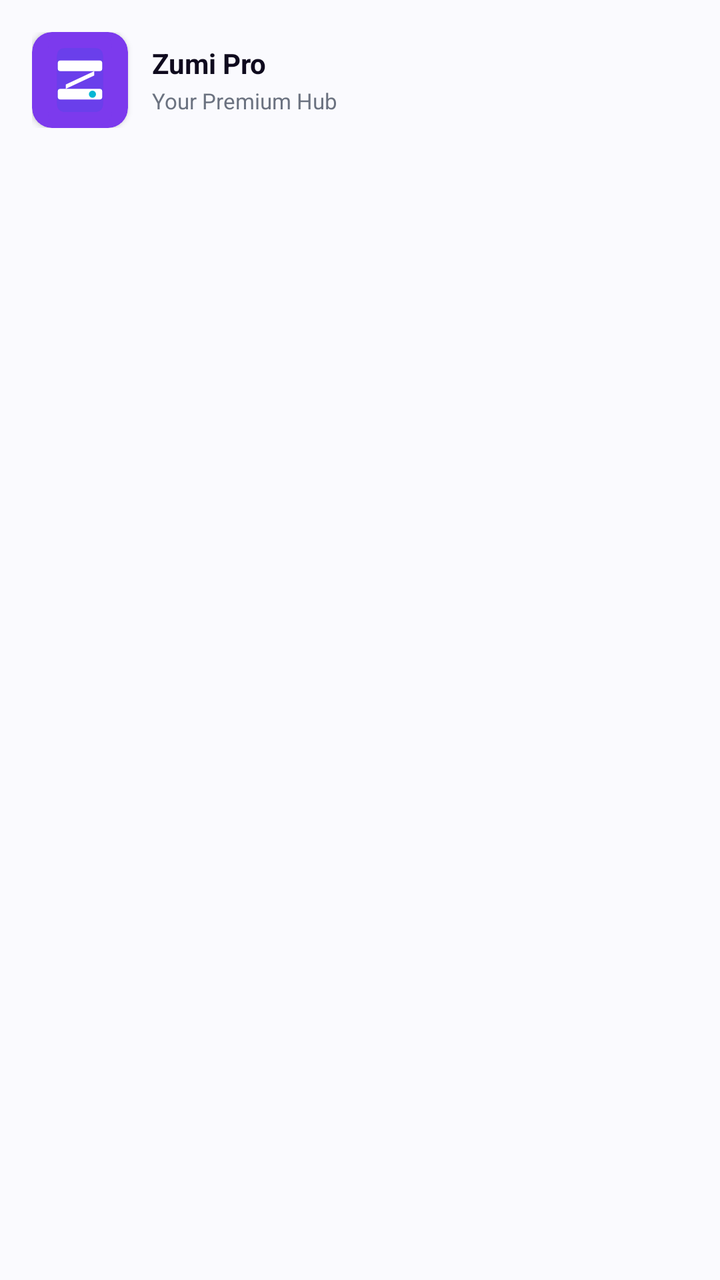
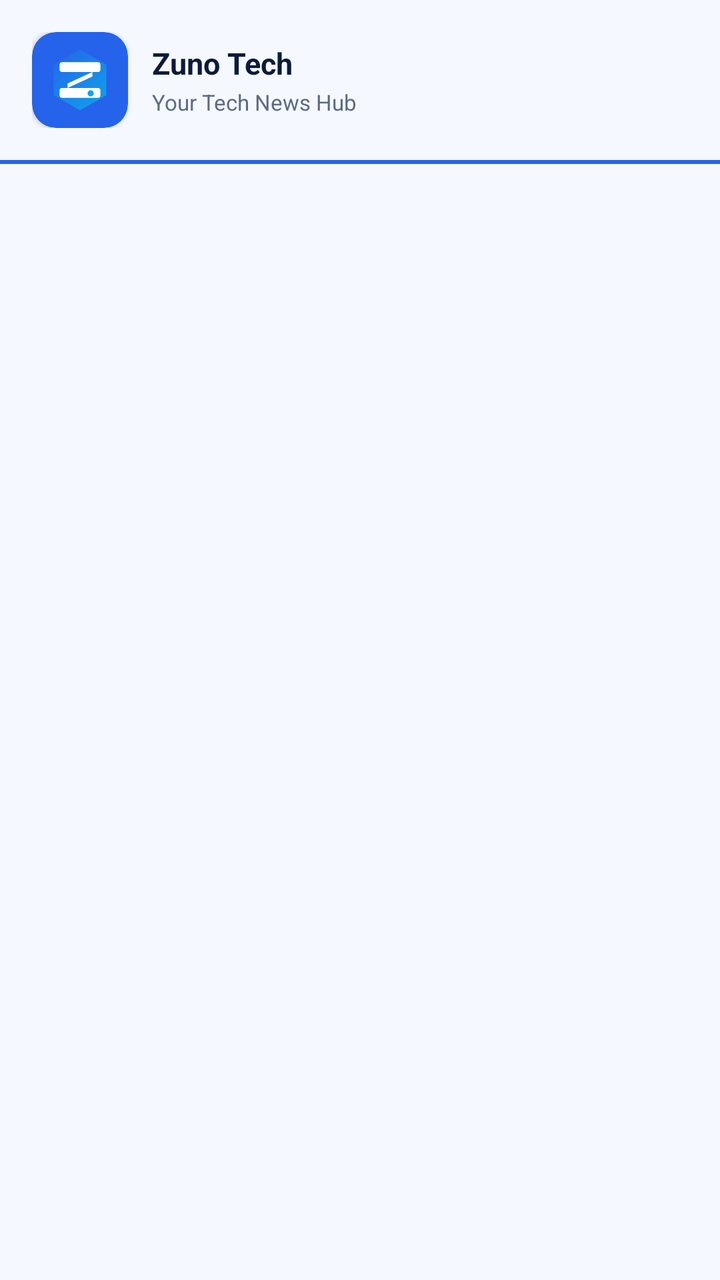

The first picture is an Android layout as it rendered before a commit; the second is the same layout after the commit. The layout source and the unified diff follow.
<!-- AndroidManifest.xml: application theme AppTheme -->
<!-- res/layout/row_nav_header.xml -->
<?xml version="1.0" encoding="utf-8"?>
<LinearLayout xmlns:android="http://schemas.android.com/apk/res/android"
    xmlns:app="http://schemas.android.com/apk/res-auto"
    android:layout_width="match_parent"
    android:layout_height="wrap_content"
    android:background="?ns_bg"
    android:orientation="vertical"
    android:paddingBottom="@dimen/_16sdp">

    <LinearLayout
        android:layout_width="match_parent"
        android:layout_height="wrap_content"
        android:layout_marginTop="@dimen/_16sdp"
        android:orientation="horizontal"
        android:paddingStart="@dimen/_16sdp"
        android:paddingEnd="@dimen/_16sdp"
        android:gravity="center_vertical">

        <androidx.cardview.widget.CardView
            app:cardElevation="@dimen/_2sdp"
            app:cardCornerRadius="@dimen/_10sdp"
            app:cardBackgroundColor="@color/ethio_red"
            android:layout_width="@dimen/_48sdp"
            android:layout_height="@dimen/_48sdp">

            <ImageView
                app:hv_corner_radius="@dimen/_10sdp"
                android:layout_width="match_parent"
                android:layout_height="match_parent"
                android:src="@drawable/logo"
                android:contentDescription="@string/app_name" />

        </androidx.cardview.widget.CardView>

        <LinearLayout
            android:layout_width="match_parent"
            android:layout_height="wrap_content"
            android:layout_marginStart="@dimen/_12sdp"
            android:orientation="vertical"
            android:layout_gravity="center">

            <TextView
                android:layout_width="match_parent"
                android:layout_height="wrap_content"
                android:text="@string/app_name"
                android:textColor="?ns_title"
                android:textSize="@dimen/_14ssp"
                android:textStyle="bold" />

            <TextView
                android:layout_width="match_parent"
                android:layout_height="wrap_content"
                android:layout_marginTop="@dimen/_2sdp"
                android:text="@string/nav_header_subtitle"
                android:textColor="?ns_title_sub"
                android:textSize="@dimen/_11ssp" />

        </LinearLayout>

    </LinearLayout>

    

</LinearLayout>
<!-- resources referenced by this layout -->
<resources>
  <color name="ethio_red">#7C3AED</color>
  <dimen name="_10sdp">10dp</dimen>
  <dimen name="_11ssp">11sp</dimen>
  <dimen name="_12sdp">12dp</dimen>
  <dimen name="_14ssp">14sp</dimen>
  <dimen name="_16sdp">16dp</dimen>
  <dimen name="_2sdp">2dp</dimen>
  <dimen name="_48sdp">48dp</dimen>
  <!-- drawable logo (drawable) -->
  <?xml version="1.0" encoding="utf-8"?>
  <vector xmlns:android="http://schemas.android.com/apk/res/android"
      android:width="108dp"
      android:height="108dp"
      android:viewportWidth="108"
      android:viewportHeight="108">
  
      
      <path
          android:pathData="M18,18 Q18,4 32,4 L76,4 Q90,4 90,18 L90,90 Q90,104 76,104 L32,104 Q18,104 18,90 Z"
          android:fillColor="#7C3AED"/>
  
      
      <path
          android:pathData="M28,28 Q28,18 38,18 L70,18 Q80,18 80,28 L80,80 Q80,90 70,90 L38,90 Q28,90 28,80 Z"
          android:fillColor="#4F46E5"
          android:fillAlpha="0.4"/>
  
      
      <path
          android:pathData="M32,32 L76,32 Q79,32 79,35 L79,41 Q79,44 76,44 L32,44 Q29,44 29,41 L29,35 Q29,32 32,32 Z"
          android:fillColor="#FFFFFF"/>
  
      
      <path
          android:pathData="M70,44 L70,49 L38,64 L38,59 Z"
          android:fillColor="#FFFFFF"/>
  
      
      <path
          android:pathData="M32,64 L76,64 Q79,64 79,67 L79,73 Q79,76 76,76 L32,76 Q29,76 29,73 L29,67 Q29,64 32,64 Z"
          android:fillColor="#FFFFFF"/>
  
      
      <path
          android:pathData="M68,70 m-4,0 a4,4 0 1,0 8,0 a4,4 0 1,0 -8,0"
          android:fillColor="#06B6D4"/>
  
  </vector>
  <string name="app_name">Zumi Pro</string>
  <string name="nav_header_subtitle">Your Premium Hub</string>
  <color name="ns_classic_primary">#7C3AED</color>
  <color name="zumi_violet_dark">#5B21B6</color>
  <color name="zumi_cyan">#06B6D4</color>
  <color name="ns_classic_bg">#FAFAFE</color>
  <color name="ns_classic_body_dark">#0F0A1E</color>
  <color name="ns_classic_primary_sub">#267C3AED</color>
  <color name="ns_classic_bg_sub">#F0EEFF</color>
  <color name="ns_classic_title">#0F0A1E</color>
  <color name="ns_classic_title_sub">#6B7280</color>
  <color name="ns_classic_border">#1A7C3AED</color>
  <color name="white">#FFFFFFFF</color>
  <!-- drawable ic_arrow_left (drawable) -->
  <?xml version="1.0" encoding="utf-8"?>
  <vector xmlns:android="http://schemas.android.com/apk/res/android"
      android:width="@dimen/_24sdp"
      android:height="@dimen/_24sdp"
      android:viewportWidth="24"
      android:viewportHeight="24">
    <path
        android:pathData="M11.1,7.94L8.48,10.56C7.71,11.33 7.71,12.59 8.48,13.36L15,19.87"
        android:strokeLineJoin="round"
        android:strokeWidth="1.5"
        android:fillColor="#00000000"
        android:strokeColor="?ns_icon_color"
        android:strokeLineCap="round"/>
    <path
        android:pathData="M15,4.04L13.96,5.08"
        android:strokeLineJoin="round"
        android:strokeWidth="1.5"
        android:fillColor="#00000000"
        android:strokeColor="?ns_icon_color"
        android:strokeLineCap="round"/>
  </vector>
  <color name="ns_classic_danger_btn">#E5E7EB</color>
  <color name="ns_classic_surface">#F0EEFF</color>
  <dimen name="_24sdp">24dp</dimen>
  <!-- unchanged entries left out for length: 1 -->
</resources>

<!-- the commit's change to res/layout/row_nav_header.xml (unified diff, before → after) -->
@@ -18,13 +18,12 @@
 
         <androidx.cardview.widget.CardView
             app:cardElevation="@dimen/_2sdp"
-            app:cardCornerRadius="@dimen/_10sdp"
+            app:cardCornerRadius="@dimen/_12sdp"
             app:cardBackgroundColor="@color/ethio_red"
             android:layout_width="@dimen/_48sdp"
             android:layout_height="@dimen/_48sdp">
 
             <ImageView
-                app:hv_corner_radius="@dimen/_10sdp"
                 android:layout_width="match_parent"
                 android:layout_height="match_parent"
                 android:src="@drawable/logo"
@@ -44,7 +43,7 @@
                 android:layout_height="wrap_content"
                 android:text="@string/app_name"
                 android:textColor="?ns_title"
-                android:textSize="@dimen/_14ssp"
+                android:textSize="@dimen/_15ssp"
                 android:textStyle="bold" />
 
             <TextView
@@ -60,5 +59,10 @@
     </LinearLayout>
 
     
+    <View
+        android:layout_width="match_parent"
+        android:layout_height="@dimen/_2sdp"
+        android:layout_marginTop="@dimen/_16sdp"
+        android:background="@color/news_toolbar_accent" />
 
 </LinearLayout>
<!-- resource entries referenced after the edit -->
@@ -1,16 +1,17 @@
 <!-- resources referenced by this layout -->
 <resources>
-  <color name="ethio_red">#7C3AED</color>
-  <dimen name="_10sdp">10dp</dimen>
+  <color name="ethio_red">#2563EB</color>
+  <color name="news_toolbar_accent">#2563EB</color>
   <dimen name="_11ssp">11sp</dimen>
   <dimen name="_12sdp">12dp</dimen>
-  <dimen name="_14ssp">14sp</dimen>
+  <dimen name="_15ssp">15sp</dimen>
   <dimen name="_16sdp">16dp</dimen>
   <dimen name="_2sdp">2dp</dimen>
   <dimen name="_48sdp">48dp</dimen>
   <!-- drawable logo (drawable) -->
   <?xml version="1.0" encoding="utf-8"?>
   <vector xmlns:android="http://schemas.android.com/apk/res/android"
+      xmlns:aapt="http://schemas.android.com/aapt"
       android:width="108dp"
       android:height="108dp"
       android:viewportWidth="108"
@@ -18,74 +19,71 @@
   
       
       <path
-          android:pathData="M18,18 Q18,4 32,4 L76,4 Q90,4 90,18 L90,90 Q90,104 76,104 L32,104 Q18,104 18,90 Z"
-          android:fillColor="#7C3AED"/>
+          android:pathData="M54,20 L83.4,37 L83.4,71 L54,88 L24.6,71 L24.6,37 Z"
+          android:strokeColor="#33FFFFFF"
+          android:strokeWidth="1.2">
+          <aapt:attr name="android:fillColor">
+              <gradient
+                  android:type="linear"
+                  android:startX="24"
+                  android:startY="20"
+                  android:endX="84"
+                  android:endY="88"
+                  android:startColor="#2563EB"
+                  android:endColor="#0EA5E9" />
+          </aapt:attr>
+      </path>
   
       
       <path
-          android:pathData="M28,28 Q28,18 38,18 L70,18 Q80,18 80,28 L80,80 Q80,90 70,90 L38,90 Q28,90 28,80 Z"
-          android:fillColor="#4F46E5"
-          android:fillAlpha="0.4"/>
+          android:fillColor="#FFFFFF"
+          android:pathData="M34,34 L74,34 Q77,34 77,37 L77,42 Q77,45 74,45 L34,45 Q31,45 31,42 L31,37 Q31,34 34,34 Z" />
   
       
       <path
-          android:pathData="M32,32 L76,32 Q79,32 79,35 L79,41 Q79,44 76,44 L32,44 Q29,44 29,41 L29,35 Q29,32 32,32 Z"
-          android:fillColor="#FFFFFF"/>
+          android:fillColor="#FFFFFF"
+          android:pathData="M68,45 L68,50 L40,63 L40,58 Z" />
   
       
       <path
-          android:pathData="M70,44 L70,49 L38,64 L38,59 Z"
-          android:fillColor="#FFFFFF"/>
+          android:fillColor="#FFFFFF"
+          android:pathData="M34,63 L74,63 Q77,63 77,66 L77,71 Q77,74 74,74 L34,74 Q31,74 31,71 L31,66 Q31,63 34,63 Z" />
   
       
       <path
-          android:pathData="M32,64 L76,64 Q79,64 79,67 L79,73 Q79,76 76,76 L32,76 Q29,76 29,73 L29,67 Q29,64 32,64 Z"
-          android:fillColor="#FFFFFF"/>
-  
-      
-      <path
-          android:pathData="M68,70 m-4,0 a4,4 0 1,0 8,0 a4,4 0 1,0 -8,0"
-          android:fillColor="#06B6D4"/>
+          android:fillColor="#0EA5E9"
+          android:pathData="M66,69 m-3.5,0 a3.5,3.5 0 1,0 7,0 a3.5,3.5 0 1,0 -7,0" />
   
   </vector>
-  <string name="app_name">Zumi Pro</string>
-  <string name="nav_header_subtitle">Your Premium Hub</string>
-  <color name="ns_classic_primary">#7C3AED</color>
-  <color name="zumi_violet_dark">#5B21B6</color>
-  <color name="zumi_cyan">#06B6D4</color>
-  <color name="ns_classic_bg">#FAFAFE</color>
-  <color name="ns_classic_body_dark">#0F0A1E</color>
-  <color name="ns_classic_primary_sub">#267C3AED</color>
-  <color name="ns_classic_bg_sub">#F0EEFF</color>
-  <color name="ns_classic_title">#0F0A1E</color>
-  <color name="ns_classic_title_sub">#6B7280</color>
-  <color name="ns_classic_border">#1A7C3AED</color>
+  <string name="app_name">Zuno Tech</string>
+  <string name="nav_header_subtitle">Your Tech News Hub</string>
+  <color name="ns_classic_primary">#2563EB</color>
+  <color name="zumi_violet_dark">#1E40AF</color>
+  <color name="zumi_cyan">#0EA5E9</color>
+  <color name="ns_classic_bg">#F5F8FF</color>
+  <color name="ns_classic_body_dark">#0B1B3A</color>
+  <color name="ns_classic_primary_sub">#222563EB</color>
+  <color name="ns_classic_bg_sub">#E8EEFC</color>
+  <color name="ns_classic_title">#0B1B3A</color>
+  <color name="ns_classic_title_sub">#5B6B86</color>
+  <color name="ns_classic_border">#1A2563EB</color>
   <color name="white">#FFFFFFFF</color>
   <!-- drawable ic_arrow_left (drawable) -->
   <?xml version="1.0" encoding="utf-8"?>
   <vector xmlns:android="http://schemas.android.com/apk/res/android"
-      android:width="@dimen/_24sdp"
-      android:height="@dimen/_24sdp"
+      android:width="24dp"
+      android:height="24dp"
       android:viewportWidth="24"
       android:viewportHeight="24">
-    <path
-        android:pathData="M11.1,7.94L8.48,10.56C7.71,11.33 7.71,12.59 8.48,13.36L15,19.87"
-        android:strokeLineJoin="round"
-        android:strokeWidth="1.5"
-        android:fillColor="#00000000"
-        android:strokeColor="?ns_icon_color"
-        android:strokeLineCap="round"/>
-    <path
-        android:pathData="M15,4.04L13.96,5.08"
-        android:strokeLineJoin="round"
-        android:strokeWidth="1.5"
-        android:fillColor="#00000000"
-        android:strokeColor="?ns_icon_color"
-        android:strokeLineCap="round"/>
+      <path
+          android:strokeColor="@color/white"
+          android:strokeWidth="2"
+          android:strokeLineCap="round"
+          android:strokeLineJoin="round"
+          android:pathData="M15,6 L9,12 L15,18" />
   </vector>
-  <color name="ns_classic_danger_btn">#E5E7EB</color>
-  <color name="ns_classic_surface">#F0EEFF</color>
-  <dimen name="_24sdp">24dp</dimen>
+  <color name="ns_classic_danger_btn">#E2E8F0</color>
+  <color name="ns_classic_surface">#E8EEFC</color>
   <!-- unchanged entries left out for length: 1 -->
 </resources>
 
